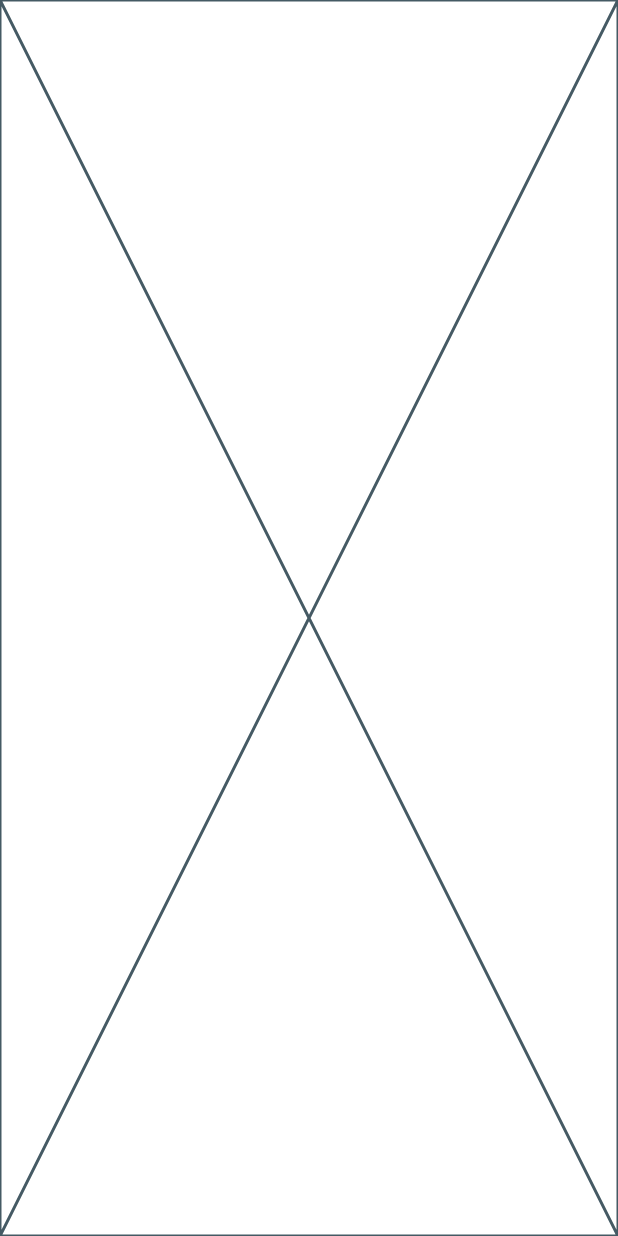
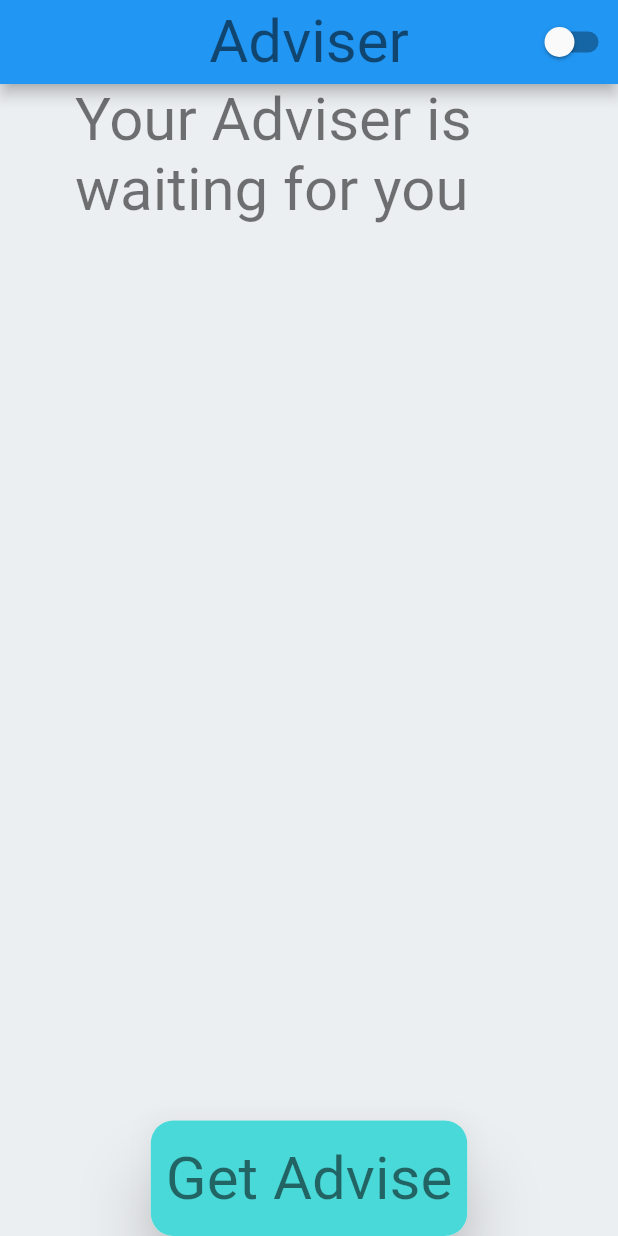
Before and after one commit to Last-dreamer/adviser, a Flutter app: the screen it shows after launch, on a phone screen of 412 x 824 dp. Run offline on Flutter 3.47's test engine with Material 2 defaults, Android fonts, the phone set to English and light mode, and no system bars.

Commit message:
adding latest code

```diff
--- a/lib/main.dart
+++ b/lib/main.dart
@@ -1,5 +1,6 @@
 
-import 'package:adviser/presentation/services/theme_service.dart';
+import 'package:adviser/presentation/core/services/theme_service.dart';
+import 'package:adviser/presentation/pages/advise/advise.dart';
 import 'package:adviser/theme.dart';
 import 'package:flutter/material.dart';
 import 'package:provider/provider.dart';
@@ -21,7 +22,7 @@ class MyApp extends StatelessWidget {
         themeMode: themeService.isDarkModeOn ? ThemeMode.dark : ThemeMode.light,
         theme: AppTheme.lightTheme,
         darkTheme: AppTheme.darkTheme,
-        home: const Placeholder(),
+        home: const AdviserPage(),
       );
     });
   }
--- /dev/null
+++ b/lib/presentation/pages/advise/advise.dart
@@ -0,0 +1,33 @@
+
+
+import 'package:adviser/presentation/core/services/theme_service.dart';
+import 'package:adviser/presentation/pages/advise/widgets/custom_button.dart';
+import 'package:flutter/material.dart';
+import 'package:provider/provider.dart';
+
+class AdviserPage extends StatelessWidget {
+  const AdviserPage({super.key});
+
+  @override
+  Widget build(BuildContext context) {
+    final themedata = Theme.of(context);
+    return Scaffold(
+      appBar: AppBar(
+        title: Text("Adviser", style: themedata.textTheme.headlineLarge),
+        centerTitle: true,
+        actions: [
+          Switch(value: Provider.of<ThemeService>(context, listen: false).isDarkModeOn, onChanged: (v){
+            Provider.of<ThemeService>(context, listen: false).toggleTheme();
+
+          })
+        ],
+      ),
+      body:   Padding(padding:  const  EdgeInsets.symmetric(horizontal: 50),
+      child: Column(children: [
+
+        Expanded(child: Text("Your Adviser is waiting for you ", style: themedata.textTheme.headlineLarge)),
+       const  CustomButton(),
+      ],),)
+    );
+  }
+}
--- /dev/null
+++ b/lib/presentation/pages/advise/widgets/custom_button.dart
@@ -0,0 +1,28 @@
+
+
+
+import 'package:flutter/material.dart';
+
+class CustomButton extends StatelessWidget {
+  const CustomButton({super.key});
+
+  @override
+  Widget build(BuildContext context) {
+
+    final themdata = Theme.of(context);
+    return InkResponse(
+      onTap: (){},
+      child: Material(
+        elevation: 20,
+        borderRadius: BorderRadius.circular(15),
+        child: Container(
+          decoration: BoxDecoration(
+            borderRadius: BorderRadius.circular(15),
+            color: themdata.colorScheme.secondary
+          ),
+          child: Padding(padding:const  EdgeInsets.symmetric(horizontal: 10, vertical: 15), child: Text("Get Advise", style:themdata.textTheme.headlineLarge),),
+        ),
+      ),
+    );
+  }
+}
```
Also changed, not shown: lib/presentation/core/services/theme_service.dart (renamed from lib/presentation/services/theme_service.dart).
